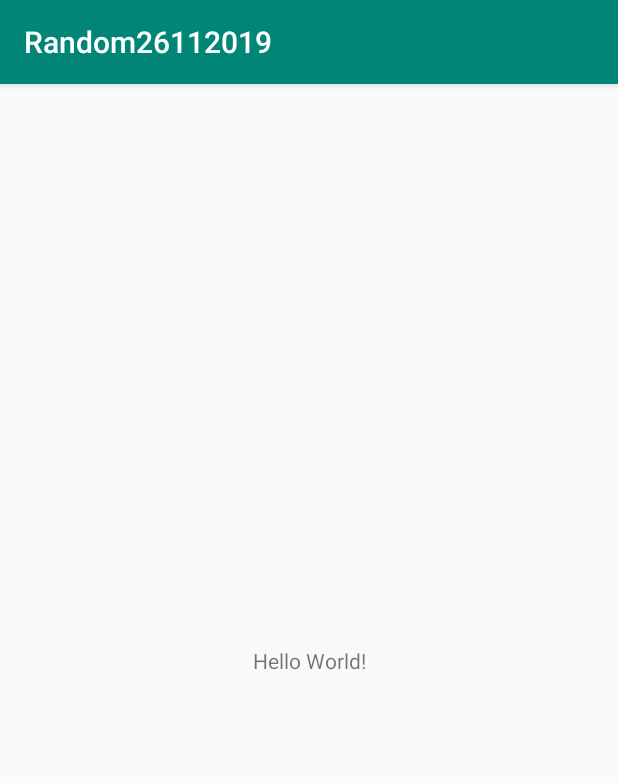
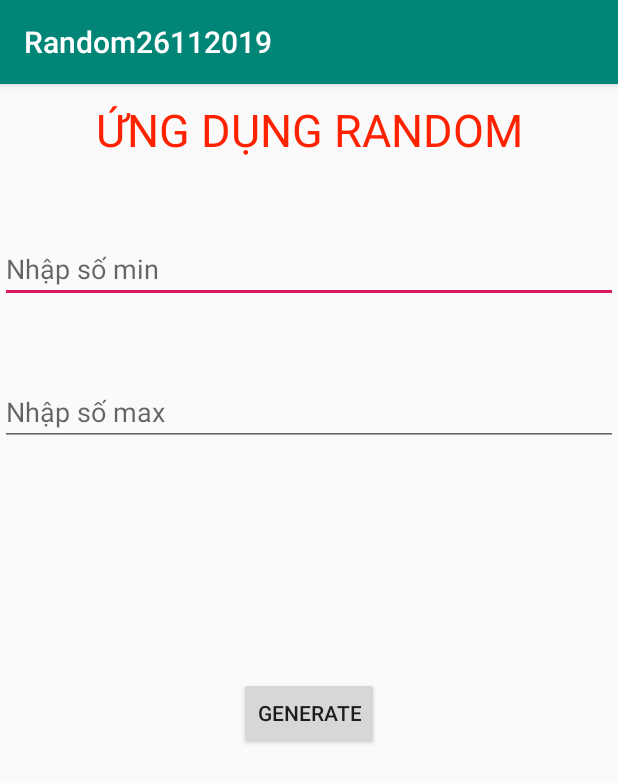
Before and after one commit to phuctran141/Random26112019, an Android app: the screen it shows after launch (MainActivity), on a phone screen of 412 x 824 dp. Shown: the top 783 px of the screen. Run offline under Robolectric (Android 15) with nearby library versions, the phone set to English and light mode, and no system bars.

Commit message:
ứng dụng random

```diff
--- a/app/src/main/java/admin/phuc141/com/random26112019/MainActivity.java
+++ b/app/src/main/java/admin/phuc141/com/random26112019/MainActivity.java
@@ -2,36 +2,86 @@ package admin.phuc141.com.random26112019;
 
 import androidx.appcompat.app.AppCompatActivity;
 
+import android.graphics.Color;
 import android.os.Bundle;
 import android.util.Log;
+import android.view.View;
+import android.widget.Button;
+import android.widget.EditText;
+import android.widget.RelativeLayout;
+import android.widget.TextView;
+import android.widget.Toast;
+
+import java.util.Random;
 
 public class MainActivity extends AppCompatActivity {
-
+//RelativeLayout relativeLayout;
+    EditText mEdtMin,mEdtMax;
+    Button mBtnRandom;
+    TextView mTvResult;
     @Override
     protected void onCreate(Bundle savedInstanceState) {
         super.onCreate(savedInstanceState);
         setContentView(R.layout.activity_main);
+//        relativeLayout=findViewById(R.id.relaytiveLayout);
+//        relativeLayout.setBackgroundColor(Color.rgb(100,100,100));
+        mEdtMin = findViewById(R.id.edtMin);
+        mEdtMax = findViewById(R.id.edtMax);
+        mBtnRandom = findViewById(R.id.btnRandom);
+        mTvResult = findViewById(R.id.txtResult);
+        mBtnRandom.setOnClickListener(new View.OnClickListener() {
+            @Override
+            public void onClick(View v) {
+                String textMin=mEdtMin.getText().toString().trim();
+                String textMax=mEdtMax.getText().toString().trim();
+                Log.d("BBB",textMin);
+                Log.d("BBB",textMax);
+                if(textMax.isEmpty() | textMin.isEmpty()){
+                    Toast.makeText(MainActivity.this,"ban vui long nhập dữ liệu",Toast.LENGTH_SHORT).show();
+                    return;
+                }
+                Integer sMin=Integer.valueOf(textMin);
+                Integer sMax=Integer.valueOf(textMax);
+                Random random = new Random();
+                int value = random.nextInt(sMax-sMin+1)+sMin;
+                mTvResult.setText(String.valueOf(value));
+            }
+        });
 //        0.1*5=0.5;
 //        0.2*5=1
 //        0.9*5=4.5
 //        random từ 0 -->5
 
-        double random = Math.random() * 5;
+//        double random = Math.random() * 5;
         // Làm tròn giá trị
-        double number1 = Math.round(random);
-        Log.d("BBB",String.valueOf(number1));
+//        double number1 = Math.round(random);
+//        Log.d("BBB",String.valueOf(number1));
 //        Làm tròn lên
-        double number2 =Math.ceil(random);
+//        double number2 =Math.ceil(random);
 //        Làm tròn xuống
-        double number3= Math.floor(random);
-        Log.d("BBB",String.valueOf(random));
-        Log.d("BBB",String.valueOf(number1));
-        Log.d("BBB",String.valueOf(number2));
-        Log.d("BBB",String.valueOf(number3));
-        int a=4;
-        int b=5;
-        int ketqua=Math.max(a,b);//tương tự hàm min
-        Log.d("BBB",String.valueOf(ketqua));
+//        double number3= Math.floor(random);
+//        Log.d("BBB",String.valueOf(random));
+//        Log.d("BBB",String.valueOf(number1));
+//        Log.d("BBB",String.valueOf(number2));
+//        Log.d("BBB",String.valueOf(number3));
+//        int a=4;
+//        int b=5;
+//        int ketqua=Math.max(a,b);//tương tự hàm min
+//        Log.d("BBB",String.valueOf(ketqua));
+//        Random 5 -->10;
+        //int numberRandom=random1.nextInt(6)+5;
+//        Random random1=new Random();
+//        int numberRandom=random1.nextInt();
+//        Log.d("BBB",String.valueOf(numberRandom));
+//     Random 5 - 303
+//        Random random1=new Random();
+//        int numberRandom=random1.nextInt(303 - 5 + 1) + 5;
+//        Log.d("BBB",String.valueOf(numberRandom));
+//        Random color
+
+
+
+
 
     }
 }
--- a/app/src/main/res/layout/activity_main.xml
+++ b/app/src/main/res/layout/activity_main.xml
@@ -1,18 +1,53 @@
 <?xml version="1.0" encoding="utf-8"?>
-<androidx.constraintlayout.widget.ConstraintLayout xmlns:android="http://schemas.android.com/apk/res/android"
+<LinearLayout xmlns:android="http://schemas.android.com/apk/res/android"
     xmlns:app="http://schemas.android.com/apk/res-auto"
-    xmlns:tools="http://schemas.android.com/tools"
     android:layout_width="match_parent"
     android:layout_height="match_parent"
+    xmlns:tools="http://schemas.android.com/tools"
+    android:orientation="vertical"
+    android:id="@+id/relativeLayout"
     tools:context=".MainActivity">
 
     <TextView
+        android:layout_marginTop="10dp"
+        android:gravity="center"
+        android:textSize="30sp"
+        android:textAllCaps="true"
+        android:textColor="#f20"
+        android:text="Ứng dụng random"
+        android:layout_width="match_parent"
+        android:layout_height="wrap_content"/>
+    <EditText
+        android:id="@+id/edtMin"
+        android:maxLength="3"
+        android:inputType="number"
+        android:hint="Nhập số min"
+        android:layout_marginTop="50dp"
+        android:layout_width="match_parent"
+        android:layout_height="wrap_content"/>
+    <EditText
+        android:id="@+id/edtMax"
+        android:maxLength="3"
+        android:inputType="number"
+        android:hint="Nhập số max"
+        android:layout_marginTop="50dp"
+        android:layout_width="match_parent"
+        android:layout_height="wrap_content"/>
+    <TextView
+        android:id="@+id/txtResult"
+        android:textColor="#f20"
+        android:textSize="40sp"
+        tools:text="100"
+        android:layout_marginTop="50dp"
+        android:layout_gravity="center"
         android:layout_width="wrap_content"
-        android:layout_height="wrap_content"
-        android:text="Hello World!"
-        app:layout_constraintBottom_toBottomOf="parent"
-        app:layout_constraintLeft_toLeftOf="parent"
-        app:layout_constraintRight_toRightOf="parent"
-        app:layout_constraintTop_toTopOf="parent" />
+        android:layout_height="wrap_content"/>
+    <Button
+        android:text="Generate"
+        android:layout_marginTop="50dp"
+        android:layout_gravity="center"
+        android:id="@+id/btnRandom"
+        android:layout_width="wrap_content"
+        android:layout_height="wrap_content"/>
 
-</androidx.constraintlayout.widget.ConstraintLayout>
+</LinearLayout>
```
